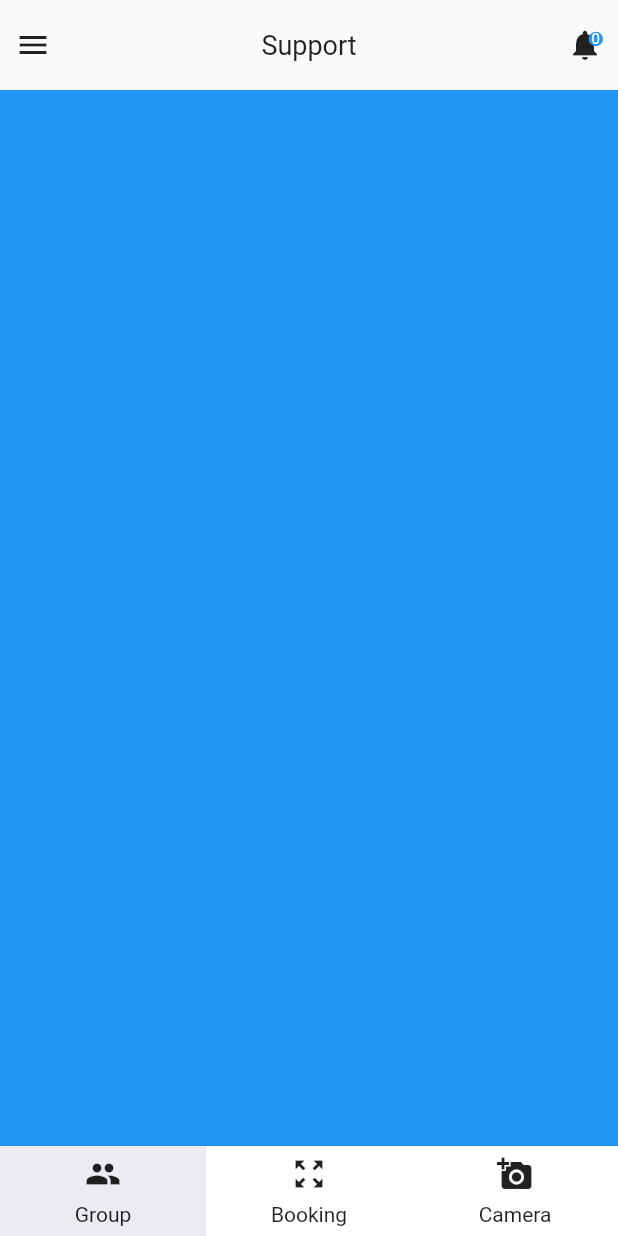
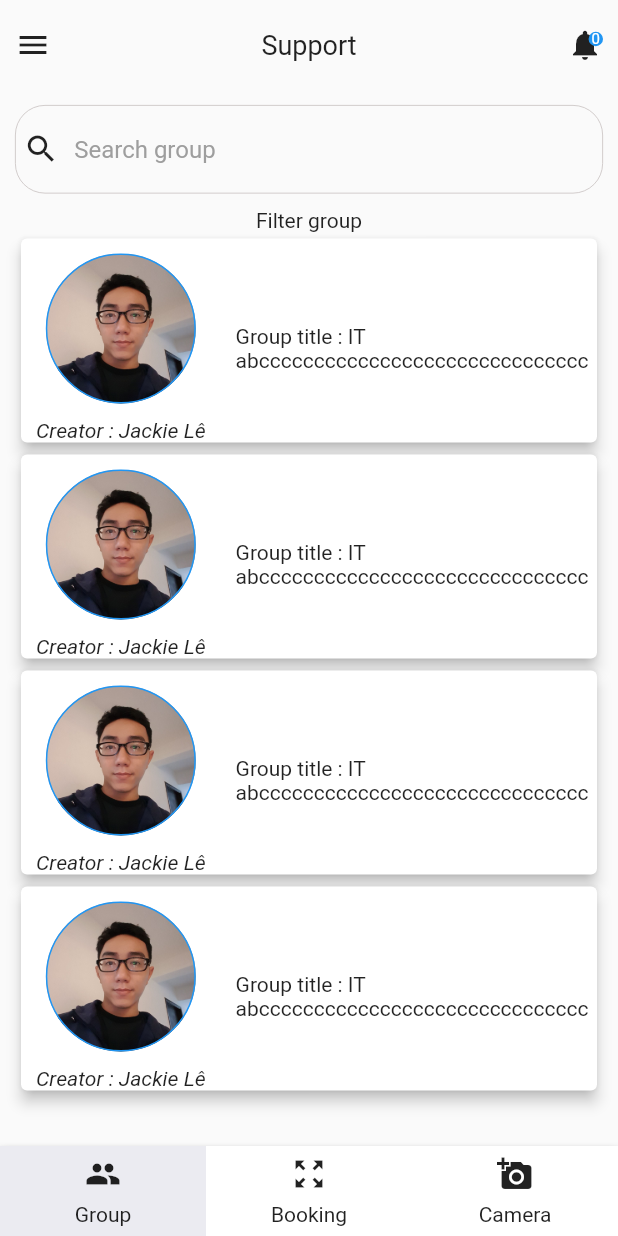
Before and after one commit to Jayden62/support, a Flutter app: the screen it shows after launch, on a phone screen of 412 x 824 dp. Run offline on Flutter 3.47's test engine with Material 2 defaults, Android fonts, the phone set to English and light mode, and no system bars.

Commit message:
commit msg

```diff
--- /dev/null
+++ b/flutter_support/lib/item/GroupItem.dart
@@ -0,0 +1,71 @@
+import 'package:flutter/material.dart';
+import 'package:flutter_support/model/Group.dart';
+import 'package:flutter_support/style/Style.dart';
+
+class GroupItem extends StatefulWidget {
+  final Group item;
+
+  GroupItem(this.item);
+
+  @override
+  State<StatefulWidget> createState() {
+    return GroupItemState();
+  }
+}
+
+class GroupItemState extends State<GroupItem> {
+  @override
+  Widget build(BuildContext context) {
+    return Card(
+        shape: RoundedRectangleBorder(
+          borderRadius: BorderRadius.circular(4),
+        ),
+        elevation: 4,
+        child: Container(
+            margin: EdgeInsets.only(top: margin10),
+            child: Row(
+              children: <Widget>[
+                Column(
+                  children: <Widget>[
+                    Container(
+                      height: 100,
+                      width: 100,
+                      decoration: BoxDecoration(
+                          image: DecorationImage(
+                              fit: BoxFit.cover,
+                              image: AssetImage(
+                                'assets/images/creator.jpg',
+                              )),
+                          shape: BoxShape.circle,
+                          border: Border.all(color: Colors.blue, width: 1)),
+                      margin: EdgeInsets.only(left: margin10, bottom: margin10),
+                    ),
+                    Container(
+                      margin: EdgeInsets.only(left: margin10),
+                      child: Text(
+                        'Creator : Jackie Lê',
+                        style: TextStyle(fontStyle: FontStyle.italic),
+                      ),
+                    ),
+                  ],
+                ),
+                Expanded(
+                  child: Container(
+                    margin: EdgeInsets.only(left: margin20),
+                    child: Column(
+                      crossAxisAlignment: CrossAxisAlignment.start,
+                      children: <Widget>[
+                        Container(
+                          child: Text('Group title : IT'),
+                        ),
+                        Container(
+                          child: Text('abcccccccccccccccccccccccccccccc'),
+                        ),
+                      ],
+                    ),
+                  ),
+                ),
+              ],
+            )));
+  }
+}
--- /dev/null
+++ b/flutter_support/lib/model/Group.dart
@@ -0,0 +1,8 @@
+class Group {
+  String id;
+  String title;
+  String image;
+  String description;
+
+  Group({this.id, this.title, this.image, this.description});
+}
--- a/flutter_support/lib/screen/group/GroupScreen.dart
+++ b/flutter_support/lib/screen/group/GroupScreen.dart
@@ -1,4 +1,9 @@
+import 'dart:async';
+
 import 'package:flutter/material.dart';
+import 'package:flutter_support/item/GroupItem.dart';
+import 'package:flutter_support/model/Group.dart';
+import 'package:flutter_support/style/Style.dart';
 
 class GroupScreen extends StatefulWidget {
   @override
@@ -8,8 +13,86 @@ class GroupScreen extends StatefulWidget {
 }
 
 class GroupState extends State<GroupScreen> {
+  var searchController = TextEditingController();
+  List<Group> groupList = [];
+
+  @override
+  void initState() {
+    super.initState();
+    groupList.add(Group(
+        title: 'Flutter community',
+        description: 'abcccccccccccccccccccccccccccccccccc'));
+    groupList.add(Group(
+        title: 'Flutter community',
+        description: 'abcccccccccccccccccccccccccccccccccc'));
+    groupList.add(Group(
+        title: 'Flutter community',
+        description: 'abcccccccccccccccccccccccccccccccccc'));
+    groupList.add(Group(
+        title: 'Flutter community',
+        description: 'abcccccccccccccccccccccccccccccccccc'));
+  }
+
+  @override
+  void dispose() {
+    super.dispose();
+    searchController.dispose();
+  }
+
   @override
   Widget build(BuildContext context) {
-    return Container(color: Colors.blue);
+    return Container(
+      margin: EdgeInsets.only(left: margin10, right: margin10, top: margin10),
+      child: Column(
+        mainAxisSize: MainAxisSize.max,
+        children: <Widget>[
+          _searchGroup(),
+          _filterGroup(),
+          _groups(),
+        ],
+      ),
+    );
   }
+
+  Widget _groups() => Expanded(
+          child: ListView.builder(
+        itemCount: groupList.length,
+        itemBuilder: (BuildContext context, int index) =>
+            GroupItem(groupList[index]),
+      ));
+
+  Widget _filterGroup() => Container(
+      margin: EdgeInsets.only(left: margin10, right: margin10, top: margin10),
+      child: Center(
+        child: Text('Filter group'),
+      ));
+
+  Widget _searchGroup() => Container(
+      padding: EdgeInsets.all(padding5),
+      decoration: BoxDecoration(
+          border:
+              Border.all(color: Color.fromARGB(255, 196, 189, 188), width: 0.5),
+          borderRadius: BorderRadius.all(Radius.circular(20.0))),
+      child: Row(
+        mainAxisSize: MainAxisSize.min,
+        children: <Widget>[
+          Container(child: Icon(Icons.search)),
+          Expanded(
+              child: Container(
+                  margin: EdgeInsets.only(left: margin10),
+                  child: TextField(
+                    onChanged: (value) {},
+                    controller: searchController,
+                    maxLines: 1,
+                    autofocus: false,
+                    decoration: InputDecoration(
+                      hintText: 'Search group',
+                      border: InputBorder.none,
+                      hintStyle: TextStyle(
+                          color: Colors.grey, fontStyle: FontStyle.normal),
+                      contentPadding: EdgeInsets.symmetric(vertical: 5),
+                    ),
+                  ))),
+        ],
+      ));
 }
--- a/flutter_support/lib/screen/home/HomeScreen.dart
+++ b/flutter_support/lib/screen/home/HomeScreen.dart
@@ -111,7 +111,7 @@ class HomeState extends State<HomeScreen> {
               ),
             ),
             /**
-             * notify
+             * Notify
              */
             GestureDetector(
               child: Container(
--- a/flutter_support/pubspec.yaml
+++ b/flutter_support/pubspec.yaml
@@ -41,9 +41,8 @@ flutter:
   uses-material-design: true
 
   # To add assets to your application, add an assets section, like this:
-  # assets:
-  #  - images/a_dot_burr.jpeg
-  #  - images/a_dot_ham.jpeg
+  assets:
+  - assets/images/creator.jpg
 
   # An image asset can refer to one or more resolution-specific "variants", see
   # https://flutter.dev/assets-and-images/#resolution-aware.
```
Also changed, not shown: flutter_support/assets/images/creator.jpg (added).
